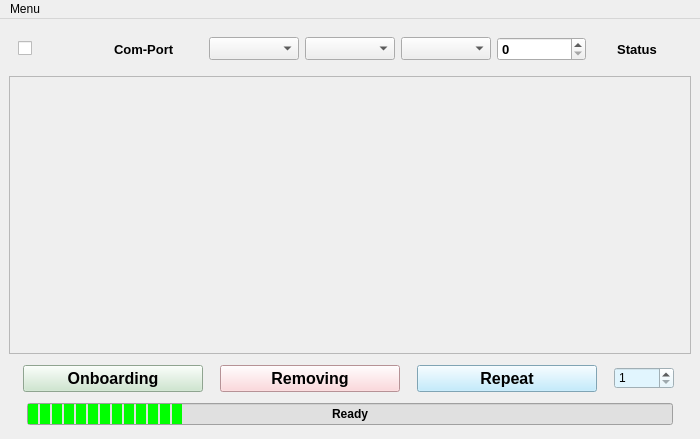
Qt form res/view/auto_onboardingWindow.ui (Samsung/ioter) before a commit.
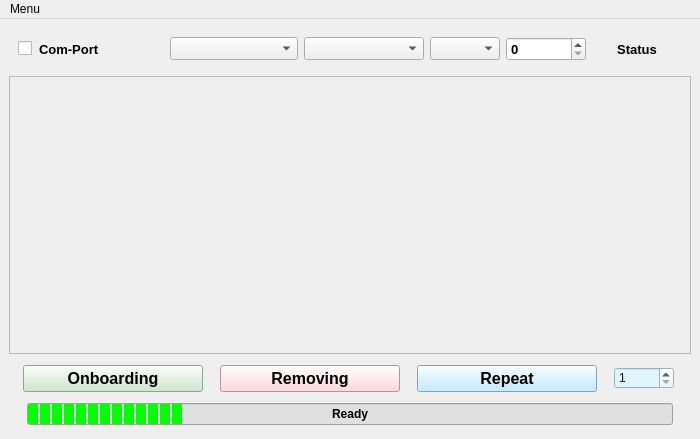
The same form after that commit.

Commit message: refactoring for auto_onboarding

Patch:
```diff
--- a/res/view/auto_onboardingWindow.ui
+++ b/res/view/auto_onboardingWindow.ui
@@ -20,6 +20,12 @@
       <layout class="QHBoxLayout" name="horizontalLayout_2">
        <item>
         <widget class="QCheckBox" name="chkbox_all">
+         <property name="maximumSize">
+          <size>
+           <width>15</width>
+           <height>15</height>
+          </size>
+         </property>
          <property name="font">
           <font>
            <weight>50</weight>
@@ -33,6 +39,18 @@
        </item>
        <item>
         <widget class="QLabel" name="lbl_comport">
+         <property name="minimumSize">
+          <size>
+           <width>125</width>
+           <height>0</height>
+          </size>
+         </property>
+         <property name="maximumSize">
+          <size>
+           <width>125</width>
+           <height>16777215</height>
+          </size>
+         </property>
          <property name="font">
           <font>
            <pointsize>10</pointsize>
@@ -48,6 +66,18 @@
        </item>
        <item>
         <widget class="QComboBox" name="default_device_type">
+         <property name="minimumSize">
+          <size>
+           <width>128</width>
+           <height>0</height>
+          </size>
+         </property>
+         <property name="maximumSize">
+          <size>
+           <width>128</width>
+           <height>16777215</height>
+          </size>
+         </property>
          <property name="font">
           <font>
            <pointsize>10</pointsize>
@@ -62,6 +92,18 @@
        </item>
        <item>
         <widget class="QComboBox" name="default_thread_type">
+         <property name="minimumSize">
+          <size>
+           <width>120</width>
+           <height>0</height>
+          </size>
+         </property>
+         <property name="maximumSize">
+          <size>
+           <width>120</width>
+           <height>16777215</height>
+          </size>
+         </property>
          <property name="font">
           <font>
            <pointsize>10</pointsize>
@@ -73,6 +115,18 @@
        </item>
        <item>
         <widget class="QComboBox" name="default_debug_level">
+         <property name="minimumSize">
+          <size>
+           <width>70</width>
+           <height>0</height>
+          </size>
+         </property>
+         <property name="maximumSize">
+          <size>
+           <width>70</width>
+           <height>16777215</height>
+          </size>
+         </property>
          <property name="font">
           <font>
            <pointsize>10</pointsize>
@@ -84,6 +138,18 @@
        </item>
        <item>
         <widget class="QSpinBox" name="default_discriminator">
+         <property name="minimumSize">
+          <size>
+           <width>80</width>
+           <height>0</height>
+          </size>
+         </property>
+         <property name="maximumSize">
+          <size>
+           <width>80</width>
+           <height>16777215</height>
+          </size>
+         </property>
          <property name="font">
           <font>
            <pointsize>10</pointsize>
```
Left out of the diff: 6 changed lines with no effect on the pictures. The commit also changes 3 other files.
